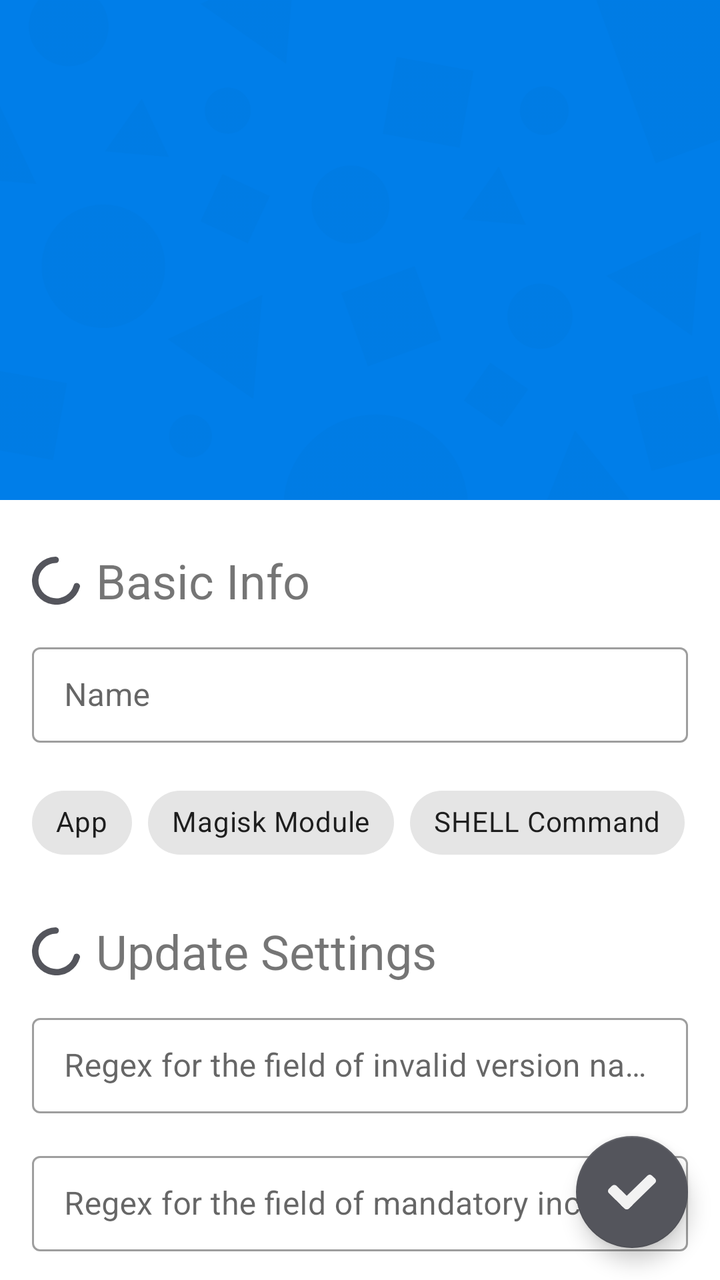
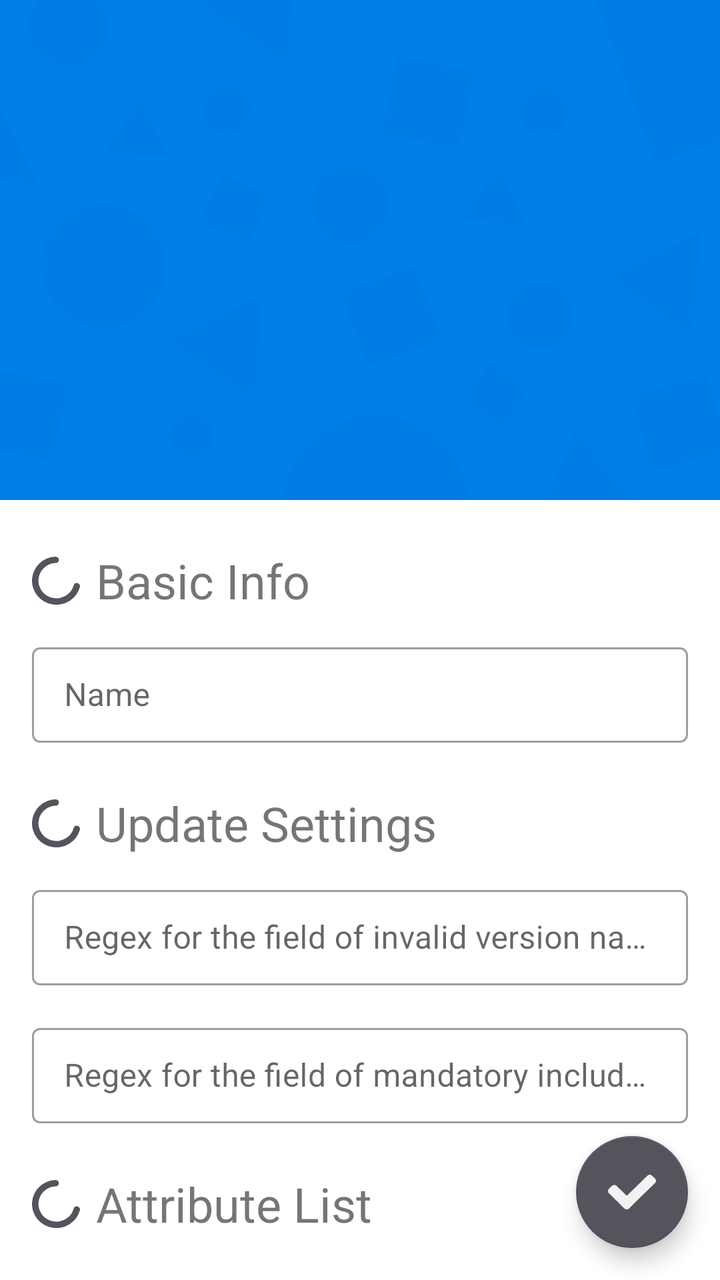

The first picture is an Android layout as it rendered before a commit; the second is the same layout after the commit. The layout source and the unified diff follow.
<!-- AndroidManifest.xml: activity theme AppTheme.NoActionBar -->
<!-- res/layout/activity_app_setting.xml -->
<?xml version="1.0" encoding="utf-8"?>
<androidx.coordinatorlayout.widget.CoordinatorLayout xmlns:android="http://schemas.android.com/apk/res/android"
    xmlns:app="http://schemas.android.com/apk/res-auto"
    xmlns:tools="http://schemas.android.com/tools"
    android:layout_width="match_parent"
    android:layout_height="match_parent"
    android:fitsSystemWindows="false"
    app:consumeSystemWindowsInsets="start|end"
    app:edgeToEdge="true"
    app:fitsSystemWindowsInsets="start|end"
    tools:context=".ui.detail.setting.AppSettingActivity">

    <include
        android:id="@+id/appbar"
        layout="@layout/layout_appbar" />

    <com.google.android.material.floatingactionbutton.FloatingActionButton
        android:id="@+id/add_button"
        style="@style/Widget.MaterialComponents.FloatingActionButton"
        android:layout_width="56dp"
        android:layout_height="56dp"
        android:layout_gravity="bottom|end"
        android:layout_margin="16dp"
        android:contentDescription="@string/ok"
        android:src="@drawable/ic_check_mark"
        app:backgroundTint="@color/taupe"
        app:tint="@color/light_gray" />

    <androidx.core.widget.NestedScrollView
        android:layout_width="match_parent"
        android:layout_height="match_parent"
        app:layout_behavior="com.google.android.material.appbar.AppBarLayout$ScrollingViewBehavior">


        <androidx.constraintlayout.widget.ConstraintLayout
            android:layout_width="match_parent"
            android:layout_height="wrap_content"
            android:animateLayoutChanges="true"
            android:paddingHorizontal="16dp"
            android:paddingVertical="24dp">

            <ImageView
                android:id="@+id/imageView1"
                android:layout_width="24dp"
                android:layout_height="24dp"
                android:contentDescription="@string/basic_info"
                android:src="@drawable/ic_load"
                app:layout_constraintBottom_toBottomOf="@+id/textView1"
                app:layout_constraintStart_toStartOf="parent"
                app:layout_constraintTop_toTopOf="@+id/textView1"
                app:tint="@color/taupe" />

            <TextView
                android:id="@+id/textView1"
                android:layout_width="wrap_content"
                android:layout_height="wrap_content"
                android:layout_marginStart="8dp"
                android:text="@string/basic_info"
                android:textSize="24sp"
                app:layout_constraintStart_toEndOf="@+id/imageView1"
                app:layout_constraintTop_toTopOf="parent" />

            <com.google.android.material.textfield.TextInputLayout
                android:id="@+id/name_input_layout"
                style="@style/Widget.MaterialComponents.TextInputLayout.OutlinedBox.Dense"
                android:layout_width="match_parent"
                android:layout_height="wrap_content"
                android:layout_marginTop="16dp"
                android:hint="@string/name"
                app:layout_constraintTop_toBottomOf="@+id/imageView1">

                <com.google.android.material.textfield.TextInputEditText
                    android:id="@+id/name_edit"
                    android:layout_width="match_parent"
                    android:layout_height="wrap_content"
                    android:inputType="text" />

            </com.google.android.material.textfield.TextInputLayout>

            <com.google.android.material.chip.ChipGroup
                android:id="@+id/appTypeChipGroup"
                android:layout_width="match_parent"
                android:layout_height="wrap_content"
                android:layout_marginTop="16dp"
                app:layout_constraintTop_toBottomOf="@+id/name_input_layout"
                app:singleLine="true">

                <com.google.android.material.chip.Chip
                    android:id="@+id/appTypeChip"
                    android:layout_width="wrap_content"
                    android:layout_height="wrap_content"
                    android:text="@string/app" />

                <com.google.android.material.chip.Chip
                    android:id="@+id/magiskTypeChip"
                    android:layout_width="wrap_content"
                    android:layout_height="wrap_content"
                    android:text="@string/magisk_module" />

                <com.google.android.material.chip.Chip
                    android:id="@+id/shellTypeChip"
                    android:layout_width="wrap_content"
                    android:layout_height="wrap_content"
                    android:text="@string/shell" />

                <com.google.android.material.chip.Chip
                    android:id="@+id/rootShellTypeChip"
                    android:layout_width="wrap_content"
                    android:layout_height="wrap_content"
                    android:text="@string/shell_root" />

            </com.google.android.material.chip.ChipGroup>

            <ImageView
                android:id="@+id/imageView2"
                android:layout_width="24dp"
                android:layout_height="24dp"
                android:contentDescription="@string/updating_setting"
                android:src="@drawable/ic_load"
                app:layout_constraintBottom_toBottomOf="@+id/textView2"
                app:layout_constraintStart_toStartOf="parent"
                app:layout_constraintTop_toTopOf="@+id/textView2"
                app:tint="@color/taupe" />

            <TextView
                android:id="@+id/textView2"
                android:layout_width="wrap_content"
                android:layout_height="wrap_content"
                android:layout_marginStart="8dp"
                android:layout_marginTop="24dp"
                android:text="@string/updating_setting"
                android:textSize="24sp"
                app:layout_constraintStart_toEndOf="@+id/imageView2"
                app:layout_constraintTop_toBottomOf="@+id/appTypeChipGroup" />

            <com.google.android.material.textfield.TextInputLayout
                android:id="@+id/invalid_version_number_field_regex_input_layout"
                style="@style/Widget.MaterialComponents.TextInputLayout.OutlinedBox.Dense"
                android:layout_width="match_parent"
                android:layout_height="wrap_content"
                android:layout_marginTop="16dp"
                android:hint="@string/custom_invalid_version_number_field_regex"
                app:layout_constraintTop_toBottomOf="@+id/imageView2">

                <com.google.android.material.textfield.TextInputEditText
                    android:id="@+id/invalid_version_number_field_regex_edit"
                    android:layout_width="match_parent"
                    android:layout_height="wrap_content"
                    android:inputType="text" />

            </com.google.android.material.textfield.TextInputLayout>

            <com.google.android.material.textfield.TextInputLayout
                android:id="@+id/include_version_number_field_regex_input_layout"
                style="@style/Widget.MaterialComponents.TextInputLayout.OutlinedBox.Dense"
                android:layout_width="match_parent"
                android:layout_height="wrap_content"
                android:layout_marginTop="16dp"
                android:hint="@string/custom_include_version_number_field_regex"
                app:layout_constraintTop_toBottomOf="@+id/invalid_version_number_field_regex_input_layout">

                <com.google.android.material.textfield.TextInputEditText
                    android:id="@+id/include_version_number_field_regex_edit"
                    android:layout_width="match_parent"
                    android:layout_height="wrap_content"
                    android:inputType="text" />

            </com.google.android.material.textfield.TextInputLayout>


            <ImageView
                android:id="@+id/imageView3"
                android:layout_width="24dp"
                android:layout_height="24dp"
                android:contentDescription="@string/versioning_check_setting"
                android:src="@drawable/ic_load"
                app:layout_constraintBottom_toBottomOf="@+id/textView3"
                app:layout_constraintStart_toStartOf="parent"
                app:layout_constraintTop_toTopOf="@+id/textView3"
                app:tint="@color/taupe" />

            <TextView
                android:id="@+id/textView3"
                android:layout_width="wrap_content"
                android:layout_height="wrap_content"
                android:layout_marginStart="8dp"
                android:layout_marginTop="24dp"
                android:text="@string/attr_list"
                android:textSize="24sp"
                app:layout_constraintStart_toEndOf="@+id/imageView3"
                app:layout_constraintTop_toBottomOf="@+id/include_version_number_field_regex_input_layout" />

            <androidx.recyclerview.widget.RecyclerView
                android:id="@+id/attr_list"
                android:layout_width="match_parent"
                android:layout_height="wrap_content"
                android:layout_marginTop="16dp"
                app:layoutManager="androidx.recyclerview.widget.LinearLayoutManager"
                app:layout_constraintTop_toBottomOf="@+id/textView3" />

            <Button
                android:id="@+id/ib_addAttr"
                style="@style/Widget.MaterialComponents.Button.Icon"
                android:layout_width="match_parent"
                android:layout_height="wrap_content"
                android:layout_marginStart="4dp"
                android:layout_marginEnd="4dp"
                android:text="@string/add_attr"
                app:icon="@drawable/ic_add_2"
                app:layout_constraintEnd_toEndOf="@+id/attr_list"
                app:layout_constraintStart_toStartOf="@+id/attr_list"
                app:layout_constraintTop_toBottomOf="@+id/attr_list" />

        </androidx.constraintlayout.widget.ConstraintLayout>

    </androidx.core.widget.NestedScrollView>

    <ProgressBar
        android:id="@+id/loadingBar"
        android:layout_width="56dp"
        android:layout_height="56dp"
        android:layout_gravity="bottom|end"
        android:layout_margin="16dp"
        android:visibility="gone" />

</androidx.coordinatorlayout.widget.CoordinatorLayout>
<!-- res/layout/layout_appbar.xml (included above) -->
<?xml version="1.0" encoding="utf-8"?>
<com.google.android.material.appbar.AppBarLayout xmlns:android="http://schemas.android.com/apk/res/android"
    xmlns:app="http://schemas.android.com/apk/res-auto"
    android:layout_width="match_parent"
    android:layout_height="wrap_content"
    app:elevation="0dp"
    android:fitsSystemWindows="true">

    <com.google.android.material.appbar.CollapsingToolbarLayout
        android:id="@+id/collapsingToolbarLayout"
        android:layout_width="match_parent"
        android:layout_height="250dp"
        app:contentScrim="@color/colorPrimary"
        app:layout_scrollFlags="scroll|snap|exitUntilCollapsed"
        app:statusBarScrim="@android:color/transparent">

        <androidx.constraintlayout.widget.ConstraintLayout
            android:layout_width="match_parent"
            android:layout_height="match_parent">

            <ImageView
                android:id="@+id/toolbar_backdrop_image"
                android:layout_width="match_parent"
                android:layout_height="match_parent"
                android:layout_centerInParent="true"
                android:background="@color/colorPrimary"
                android:contentDescription="@string/background_image"
                android:scaleType="centerCrop"
                app:layout_collapseMode="parallax"
                app:srcCompat="@drawable/backdrop_png" />

            <ImageView
                android:id="@+id/app_logo_image_view"
                android:layout_width="56dp"
                android:layout_height="56dp"
                android:layout_marginEnd="56dp"
                android:layout_marginBottom="56dp"
                android:contentDescription="@string/apps_logo"
                app:layout_constraintBottom_toBottomOf="parent"
                app:layout_constraintEnd_toEndOf="parent" />

        </androidx.constraintlayout.widget.ConstraintLayout>

        <androidx.appcompat.widget.Toolbar
            android:id="@+id/toolbar"
            android:layout_width="match_parent"
            android:layout_height="?attr/actionBarSize"
            android:background="@android:color/transparent"
            app:layout_collapseMode="pin"
            app:popupTheme="@style/AppTheme.PopupOverlay" />

    </com.google.android.material.appbar.CollapsingToolbarLayout>

</com.google.android.material.appbar.AppBarLayout>
<!-- resources referenced by this layout -->
<resources>
  <color name="colorPrimary">#FF007EE9</color>
  <color name="light_gray">#FFF2F2F2</color>
  <color name="taupe">#FF54555C</color>
  <!-- drawable ic_check_mark (drawable) -->
  <vector xmlns:android="http://schemas.android.com/apk/res/android"
      android:width="62dp"
      android:height="45dp"
      android:autoMirrored="true"
      android:viewportWidth="62.09"
      android:viewportHeight="45.95">
      <path
          android:fillColor="#FF000000"
          android:pathData="M1.2192,18.7246L5.1436,14.8001A4.2,4.2 90,0 1,11.0833 14.8001L31.1439,34.8608A4.2,4.2 90,0 1,31.1439 40.8004L27.2195,44.7249A4.2,4.2 90,0 1,21.2798 44.7249L1.2192,24.6643A4.2,4.2 0,0 1,1.2192 18.7246z" />
      <path
          android:fillColor="#FF000000"
          android:pathData="M56.9389,1.2237L60.8633,5.1481A4.2,4.2 0,0 1,60.8633 11.0878L27.2192,44.7319A4.2,4.2 0,0 1,21.2795 44.7319L17.355,40.8075A4.2,4.2 0,0 1,17.355 34.8678L50.9992,1.2237A4.2,4.2 90,0 1,56.9389 1.2237z" />
  </vector>
  <!-- drawable ic_load (drawable) -->
  <vector xmlns:android="http://schemas.android.com/apk/res/android"
      android:width="42dp"
      android:height="42dp"
      android:autoMirrored="true"
      android:viewportWidth="42.14"
      android:viewportHeight="42.81">
      <path
          android:fillColor="#FF000000"
          android:pathData="M0.05,19.89a21.41,21.41 0,0 0,42 7.22,2.84 2.84,0 0,0 -2.41,-3.56h0a2.82,2.82 0,0 0,-3.05 2A15.74,15.74 0,1 1,20.88 5.67a2.83,2.83 0,0 0,2.69 -2.5h0A2.84,2.84 0,0 0,20.68 0,21.42 21.42,0 0,0 0.05,19.89Z" />
  </vector>
  <string name="add_attr">Add Attributes</string>
  <string name="app">App</string>
  <string name="apps_logo">App Icon</string>
  <string name="attr_list">Attribute List</string>
  <string name="background_image">Background Image</string>
  <string name="basic_info">Basic Info</string>
  <string name="custom_include_version_number_field_regex">Regex for the field of mandatory include version name</string>
  <string name="custom_invalid_version_number_field_regex">Regex for the field of invalid version name</string>
  <string name="magisk_module">Magisk Module</string>
  <string name="name">Name</string>
  <string name="ok">OK</string>
  <string name="shell">SHELL Command</string>
  <string name="shell_root">SHELL Command with ROOT</string>
  <string name="updating_setting">Update Settings</string>
  <string name="versioning_check_setting">Version Control Setting</string>
  <style name="AppTheme.PopupOverlay" parent="ThemeOverlay.AppCompat.Light" />
  <style name="AppTheme.NoActionBar">
          <item name="windowActionBar">false</item>
          <item name="windowNoTitle">true</item>
      </style>
  <!-- unchanged entries left out for length: 2 -->
</resources>

<!-- the commit's change to res/layout/activity_app_setting.xml (unified diff, before → after) -->
@@ -77,40 +77,6 @@
 
             </com.google.android.material.textfield.TextInputLayout>
 
-            <com.google.android.material.chip.ChipGroup
-                android:id="@+id/appTypeChipGroup"
-                android:layout_width="match_parent"
-                android:layout_height="wrap_content"
-                android:layout_marginTop="16dp"
-                app:layout_constraintTop_toBottomOf="@+id/name_input_layout"
-                app:singleLine="true">
-
-                <com.google.android.material.chip.Chip
-                    android:id="@+id/appTypeChip"
-                    android:layout_width="wrap_content"
-                    android:layout_height="wrap_content"
-                    android:text="@string/app" />
-
-                <com.google.android.material.chip.Chip
-                    android:id="@+id/magiskTypeChip"
-                    android:layout_width="wrap_content"
-                    android:layout_height="wrap_content"
-                    android:text="@string/magisk_module" />
-
-                <com.google.android.material.chip.Chip
-                    android:id="@+id/shellTypeChip"
-                    android:layout_width="wrap_content"
-                    android:layout_height="wrap_content"
-                    android:text="@string/shell" />
-
-                <com.google.android.material.chip.Chip
-                    android:id="@+id/rootShellTypeChip"
-                    android:layout_width="wrap_content"
-                    android:layout_height="wrap_content"
-                    android:text="@string/shell_root" />
-
-            </com.google.android.material.chip.ChipGroup>
-
             <ImageView
                 android:id="@+id/imageView2"
                 android:layout_width="24dp"
@@ -131,7 +97,7 @@
                 android:text="@string/updating_setting"
                 android:textSize="24sp"
                 app:layout_constraintStart_toEndOf="@+id/imageView2"
-                app:layout_constraintTop_toBottomOf="@+id/appTypeChipGroup" />
+                app:layout_constraintTop_toBottomOf="@id/name_input_layout" />
 
             <com.google.android.material.textfield.TextInputLayout
                 android:id="@+id/invalid_version_number_field_regex_input_layout"
<!-- resource entries referenced after the edit -->
@@ -29,18 +29,14 @@
           android:pathData="M0.05,19.89a21.41,21.41 0,0 0,42 7.22,2.84 2.84,0 0,0 -2.41,-3.56h0a2.82,2.82 0,0 0,-3.05 2A15.74,15.74 0,1 1,20.88 5.67a2.83,2.83 0,0 0,2.69 -2.5h0A2.84,2.84 0,0 0,20.68 0,21.42 21.42,0 0,0 0.05,19.89Z" />
   </vector>
   <string name="add_attr">Add Attributes</string>
-  <string name="app">App</string>
   <string name="apps_logo">App Icon</string>
   <string name="attr_list">Attribute List</string>
   <string name="background_image">Background Image</string>
   <string name="basic_info">Basic Info</string>
   <string name="custom_include_version_number_field_regex">Regex for the field of mandatory include version name</string>
   <string name="custom_invalid_version_number_field_regex">Regex for the field of invalid version name</string>
-  <string name="magisk_module">Magisk Module</string>
   <string name="name">Name</string>
   <string name="ok">OK</string>
-  <string name="shell">SHELL Command</string>
-  <string name="shell_root">SHELL Command with ROOT</string>
   <string name="updating_setting">Update Settings</string>
   <string name="versioning_check_setting">Version Control Setting</string>
   <style name="AppTheme.PopupOverlay" parent="ThemeOverlay.AppCompat.Light" />
